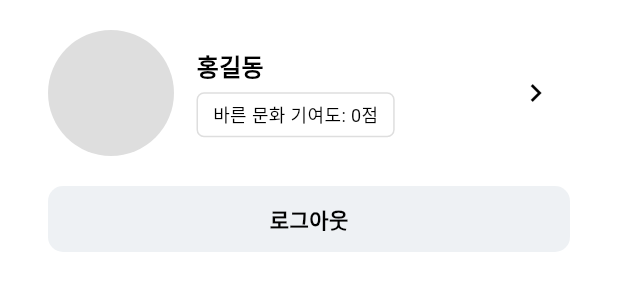
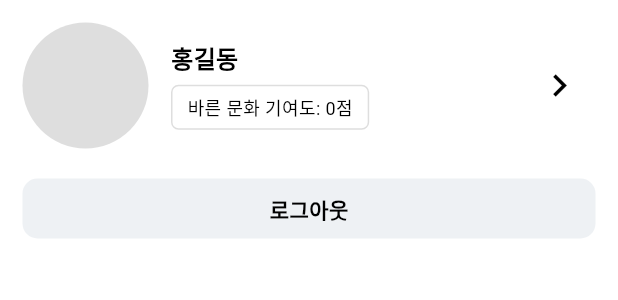
Before and after one commit to Alpha-Damyo/FE_V2, a Flutter app: what userProfile() shows on an empty page, opened directly with empty values, on a phone screen of 412 x 824 dp. Shown: the top 300 px of the screen. Run offline on Flutter 3.47's test engine with Material 3 defaults, Android fonts, the phone set to English and light mode, and no system bars; our stand-ins replace fl_chart, flutter_dotenv, flutter_rating_stars, flutter_secure_storage, fluttertoast, go_router and 4 more; missing offline and left inert: flutter_naver_login, flutter_naver_map; accounts and stored records are empty; network calls fail; Roboto replaces fonts that are missing (Pretendard); project files that could hold a hidden picture were left out.

Commit message:
feat:#38-구글로그인 구현 완료

```diff
--- a/damyo_app/lib/services/google_login_service.dart
+++ b/damyo_app/lib/services/google_login_service.dart
@@ -23,7 +23,5 @@ Future<int> signInWithGoogle(
     "token": googleAccessToken,
   }, "google");
 
-  print(userInfo);
-  // return await checkLoginState(userInfo, isloginViewModel, tokenViewModel);
-  return 1;
+  return await checkLoginState(userInfo, isloginViewModel, tokenViewModel);
 }
--- a/damyo_app/lib/services/login_service.dart
+++ b/damyo_app/lib/services/login_service.dart
@@ -5,8 +5,7 @@ import 'package:http/http.dart' as http;
 Future<Map<String, dynamic>> login(
     Map<String, String> loginInfo, String provider) async {
   final baseUrl = dotenv.get('BASE_URL');
-  var url =
-      Uri.parse('$baseUrl/auth/login/$provider');
+  var url = Uri.parse('$baseUrl/auth/login/$provider');
 
   var body = json.encode(loginInfo);
   String token = loginInfo['token']!;
@@ -23,10 +22,8 @@ Future<Map<String, dynamic>> login(
   var responseDecode = jsonDecode(utf8.decode(response.bodyBytes));
 
   if (response.statusCode == 200 || response.statusCode == 404) {
-    print(responseDecode);
     return responseDecode;
   } else {
-    print(responseDecode);
     throw '${response.statusCode}';
   }
 }
--- a/damyo_app/lib/widgets/setting_widgets.dart
+++ b/damyo_app/lib/widgets/setting_widgets.dart
@@ -6,9 +6,7 @@ import "package:damyo_app/style.dart";
 
 // 로그인 버튼
 Widget loginBtn(BuildContext context) {
-  return Padding(
-    padding: const EdgeInsets.only(left: 16.0, right: 16.0, bottom: 50.0),
-    child: InkWell(
+  return InkWell(
     onTap: () {
       Navigator.push(
         context,
@@ -16,16 +14,11 @@ Widget loginBtn(BuildContext context) {
       );
     },
     child: Container(
-        width: double.infinity,
-        height: 60,
+      padding: const EdgeInsets.all(15),
       child: Row(
-          mainAxisSize: MainAxisSize.min,
-          mainAxisAlignment: MainAxisAlignment.start,
-          crossAxisAlignment: CrossAxisAlignment.center,
+        mainAxisAlignment: MainAxisAlignment.spaceBetween,
         children: [
           Column(
-              mainAxisSize: MainAxisSize.min,
-              mainAxisAlignment: MainAxisAlignment.start,
             crossAxisAlignment: CrossAxisAlignment.start,
             children: [
               textFormat(
@@ -35,12 +28,12 @@ Widget loginBtn(BuildContext context) {
               const SizedBox(height: 6),
               textFormat(
                 text: '담요와 함께 바른 문화를 만들어봐요 ! ',
-                  color: Color(0xFF6E767F),
+                color: const Color(0xFF6E767F),
               ),
             ],
           ),
+          const Icon(Icons.keyboard_arrow_right, size: 30),
         ],
-        ),
       ),
     ),
   );
@@ -49,41 +42,26 @@ Widget loginBtn(BuildContext context) {
 // 사용자 기본 정보
 Widget userProfile(BuildContext context, IsloginViewModel isloginViewModel,
     UserInfoViewModel userInfoViewModel) {
-  return Padding(
-    padding: const EdgeInsets.only(left: 16.0, right: 16.0, bottom: 50.0),
-    child: InkWell(
-        onTap: () {},
-        child: Container(
-          // width: 390.w,
-          // height: 189.h,
-          padding: EdgeInsets.symmetric(horizontal: 16, vertical: 20),
-          decoration: const BoxDecoration(color: Colors.white),
+  return Container(
+    width: double.infinity,
+    padding: const EdgeInsets.all(15),
     child: Column(
-            mainAxisSize: MainAxisSize.min,
-            mainAxisAlignment: MainAxisAlignment.start,
-            crossAxisAlignment: CrossAxisAlignment.start,
       children: [
-              SizedBox(
-                child: Row(
+        Row(
+          mainAxisSize: MainAxisSize.max,
+          mainAxisAlignment: MainAxisAlignment.spaceBetween,
+          children: [
+            Row(
+              children: [
+                Container(
+                  decoration: const BoxDecoration(
+                      color: Color(0xFFDEDEDE), shape: BoxShape.circle),
+                  child: const Row(
                     mainAxisSize: MainAxisSize.min,
                     mainAxisAlignment: MainAxisAlignment.center,
                     crossAxisAlignment: CrossAxisAlignment.center,
                     children: [
-                    Row(
-                      mainAxisSize: MainAxisSize.min,
-                      mainAxisAlignment: MainAxisAlignment.start,
-                      crossAxisAlignment: CrossAxisAlignment.center,
-                      children: [
-                        Container(
-                          clipBehavior: Clip.antiAlias,
-                          decoration: const BoxDecoration(
-                              color: Color(0xFFDEDEDE), shape: BoxShape.circle),
-                          child: Row(
-                            mainAxisSize: MainAxisSize.min,
-                            mainAxisAlignment: MainAxisAlignment.center,
-                            crossAxisAlignment: CrossAxisAlignment.center,
-                            children: [
-                              Container(
+                      SizedBox(
                         width: 84,
                         height: 84,
                         // decoration: BoxDecoration(
@@ -97,7 +75,7 @@ Widget userProfile(BuildContext context, IsloginViewModel isloginViewModel,
                     ],
                   ),
                 ),
-                        SizedBox(width: 15),
+                const SizedBox(width: 15),
                 Column(
                   mainAxisSize: MainAxisSize.min,
                   mainAxisAlignment: MainAxisAlignment.start,
@@ -108,9 +86,9 @@ Widget userProfile(BuildContext context, IsloginViewModel isloginViewModel,
                       fontSize: 16,
                       fontWeight: FontWeight.w700,
                     ),
-                            SizedBox(height: 6),
+                    const SizedBox(height: 6),
                     Container(
-                              padding: EdgeInsets.symmetric(
+                      padding: const EdgeInsets.symmetric(
                           horizontal: 10, vertical: 5),
                       clipBehavior: Clip.antiAlias,
                       decoration: ShapeDecoration(
@@ -121,14 +99,14 @@ Widget userProfile(BuildContext context, IsloginViewModel isloginViewModel,
                           borderRadius: BorderRadius.circular(5),
                         ),
                       ),
-                              child: Row(
+                      child: const Row(
                         mainAxisSize: MainAxisSize.min,
                         mainAxisAlignment: MainAxisAlignment.center,
                         crossAxisAlignment: CrossAxisAlignment.center,
                         children: [
                           Text(
                             '바른 문화 기여도: 0점',
-                                    style: const TextStyle(
+                            style: TextStyle(
                               color: Colors.black,
                               fontSize: 12,
                               fontFamily: 'Pretendard',
@@ -142,48 +120,35 @@ Widget userProfile(BuildContext context, IsloginViewModel isloginViewModel,
                 ),
               ],
             ),
-                    SizedBox(width: 70),
             IconButton(
               onPressed: () {
                 print(isloginViewModel.isloginModel.isLogin);
               },
-                        icon: const Icon(Icons.keyboard_arrow_right)),
-                    SizedBox(width: 10),
+              icon: const Icon(Icons.keyboard_arrow_right),
+              iconSize: 30,
+            ),
           ],
         ),
-              ),
         const SizedBox(height: 20),
-              Container(
-                width: 358,
-                padding: EdgeInsets.symmetric(horizontal: 55, vertical: 12),
-                clipBehavior: Clip.antiAlias,
-                decoration: ShapeDecoration(
-                  color: const Color(0xFFEEF1F4),
-                  shape: RoundedRectangleBorder(
+        InkWell(
           borderRadius: BorderRadius.circular(10),
-                  ),
-                ),
-                child: InkWell(
           onTap: () {
             isloginViewModel.logout();
           },
-                  child: Container(
+          child: Ink(
+            width: double.infinity,
+            height: 40,
+            decoration: BoxDecoration(
+              color: const Color(0xFFEEF1F4),
+              borderRadius: BorderRadius.circular(10),
+            ),
+            child: Align(
                 alignment: Alignment.center,
-                    child: const Text(
-                      '로그아웃',
-                      style: TextStyle(
-                        color: Colors.black,
-                        fontSize: 14,
-                        fontFamily: 'Pretendard',
-                        fontWeight: FontWeight.w600,
-                      ),
-                    ),
-                  ),
+                child: textFormat(text: "로그아웃", fontWeight: FontWeight.w700)),
           ),
         ),
       ],
     ),
-        )),
   );
 }
 
@@ -197,7 +162,7 @@ Widget toolBax(BuildContext context, String name) {
       mainAxisAlignment: MainAxisAlignment.end,
       crossAxisAlignment: CrossAxisAlignment.start,
       children: [
-        Container(
+        SizedBox(
           width: double.infinity,
           height: 30,
           child: InkWell(
@@ -208,7 +173,7 @@ Widget toolBax(BuildContext context, String name) {
                 padding: const EdgeInsets.only(left: 8.0),
                 child: textFormat(
                   text: name,
-                  color: Color(0xFF262B32),
+                  color: const Color(0xFF262B32),
                   fontSize: 16,
                 ),
               ),
```
Also changed, not shown: damyo_app/lib/services/login_state_check.dart (+4 -8 lines). Lines whose indentation alone changed are shown as unchanged.
